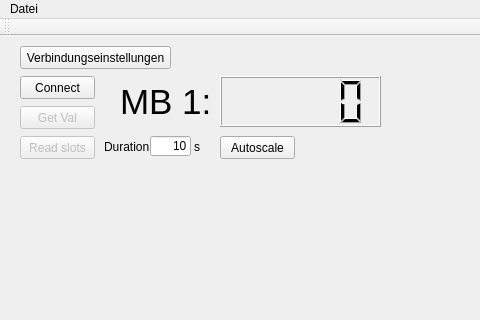
This is mainwindow.ui in darkmattercoder/plcanalyzer as Qt 5 draws it before an edit; both pictures show x 0 to 480 and y 0 to 320 of the 606 by 491 pixel window. The edited form follows.
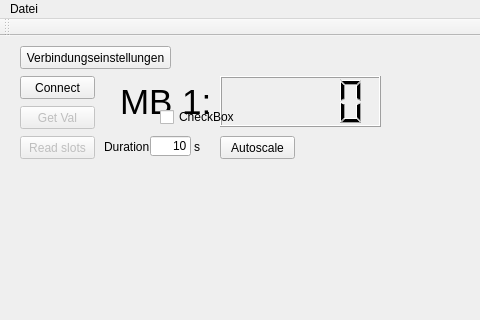
This is the edited form. Custom widgets are drawn as their Qt base class.

Patch:
```diff
--- a/mainwindow.ui
+++ b/mainwindow.ui
@@ -210,6 +210,19 @@
      <string>s</string>
     </property>
    </widget>
+   <widget class="QCheckBox" name="checkBox">
+    <property name="geometry">
+     <rect>
+      <x>160</x>
+      <y>70</y>
+      <width>97</width>
+      <height>22</height>
+     </rect>
+    </property>
+    <property name="text">
+     <string>CheckBox</string>
+    </property>
+   </widget>
   </widget>
   <widget class="QMenuBar" name="menuBar">
    <property name="geometry">
```
Left out of the diff: 14 changed lines with no effect on the pictures.
